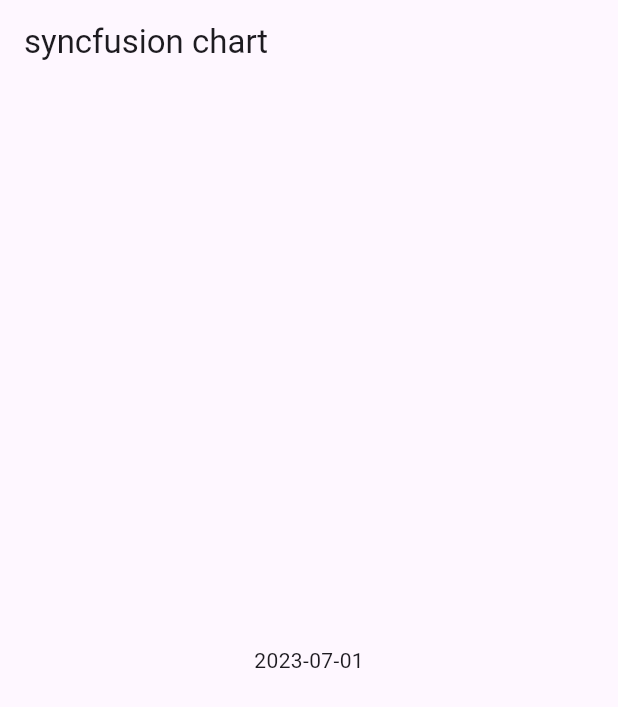
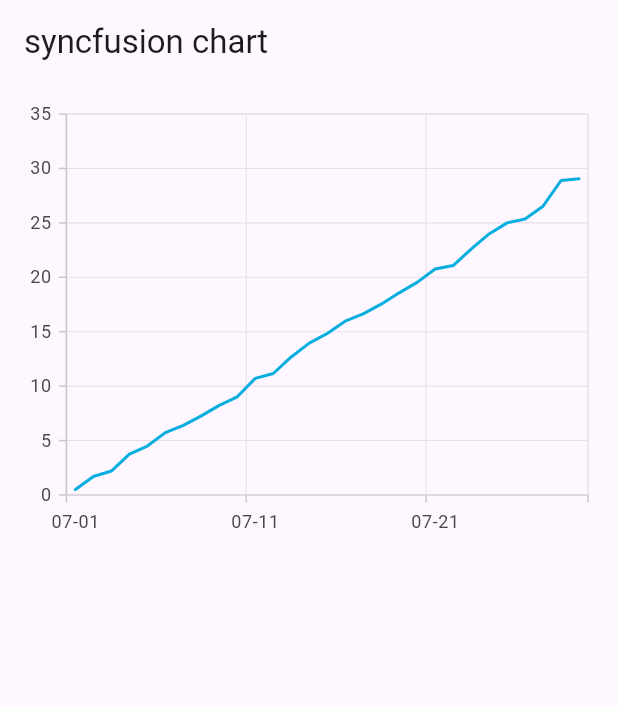
Before and after one commit to leekina/syncfusion_chart_test, a Flutter app: the screen it shows after launch, on a phone screen of 412 x 824 dp. Shown: the top 707 px of the screen. Run offline on Flutter 3.47's test engine with Material 2 defaults, Android fonts, the phone set to English and light mode, and no system bars; our stand-ins replace syncfusion_flutter_charts.

Commit message:
FEAT : 세팅

```diff
--- /dev/null
+++ b/lib/basic_chart.dart
@@ -0,0 +1,34 @@
+import 'package:flutter/material.dart';
+import 'package:syncfusion_flutter_charts/charts.dart';
+
+import 'dummy_data.dart';
+
+class BasicChart extends StatelessWidget {
+  BasicChart({
+    super.key,
+    required this.temp,
+  });
+  final List<DataJson> temp;
+
+  @override
+  Widget build(BuildContext context) {
+    return Column(
+      children: [
+        Container(
+          padding: EdgeInsets.all(10),
+          decoration: BoxDecoration(),
+          child: SfCartesianChart(
+            primaryXAxis: CategoryAxis(),
+            series: <ChartSeries<DataJson, String>>[
+              LineSeries<DataJson, String>(
+                dataSource: temp,
+                xValueMapper: (DataJson data, _) => data.date,
+                yValueMapper: (DataJson data, _) => data.value,
+              )
+            ],
+          ),
+        ),
+      ],
+    );
+  }
+}
--- a/lib/dummy_data.dart
+++ b/lib/dummy_data.dart
@@ -26,7 +26,7 @@ void createDummyData() {
 
 class DataJson {
   String date;
-  String value;
+  double value;
   DataJson({
     required this.date,
     required this.value,
@@ -57,43 +57,43 @@ class DataList {
 
 dynamic response = {
   "data": [
-    {"date": "2023-07-01", "value": "0.50"},
-    {"date": "2023-07-02", "value": "1.70"},
-    {"date": "2023-07-03", "value": "2.20"},
-    {"date": "2023-07-04", "value": "3.75"},
-    {"date": "2023-07-05", "value": "4.50"},
-    {"date": "2023-07-06", "value": "5.73"},
-    {"date": "2023-07-07", "value": "6.40"},
-    {"date": "2023-07-08", "value": "7.27"},
-    {"date": "2023-07-09", "value": "8.23"},
-    {"date": "2023-07-10", "value": "9.02"},
-    {"date": "2023-07-11", "value": "10.71"},
-    {"date": "2023-07-12", "value": "11.16"},
-    {"date": "2023-07-13", "value": "12.68"},
-    {"date": "2023-07-14", "value": "13.95"},
-    {"date": "2023-07-15", "value": "14.84"},
-    {"date": "2023-07-16", "value": "15.97"},
-    {"date": "2023-07-17", "value": "16.64"},
-    {"date": "2023-07-18", "value": "17.53"},
-    {"date": "2023-07-19", "value": "18.57"},
-    {"date": "2023-07-20", "value": "19.53"},
-    {"date": "2023-07-21", "value": "20.76"},
-    {"date": "2023-07-22", "value": "21.08"},
-    {"date": "2023-07-23", "value": "22.59"},
-    {"date": "2023-07-24", "value": "23.98"},
-    {"date": "2023-07-25", "value": "25.00"},
-    {"date": "2023-07-26", "value": "25.36"},
-    {"date": "2023-07-27", "value": "26.53"},
-    {"date": "2023-07-29", "value": "28.89"},
-    {"date": "2023-07-30", "value": "29.05"}
+    {"date": "07-01", "value": "0.50"},
+    {"date": "07-02", "value": "1.70"},
+    {"date": "07-03", "value": "2.20"},
+    {"date": "07-04", "value": "3.75"},
+    {"date": "07-05", "value": "4.50"},
+    {"date": "07-06", "value": "5.73"},
+    {"date": "07-07", "value": "6.40"},
+    {"date": "07-08", "value": "7.27"},
+    {"date": "07-09", "value": "8.23"},
+    {"date": "07-10", "value": "9.02"},
+    {"date": "07-11", "value": "10.71"},
+    {"date": "07-12", "value": "11.16"},
+    {"date": "07-13", "value": "12.68"},
+    {"date": "07-14", "value": "13.95"},
+    {"date": "07-15", "value": "14.84"},
+    {"date": "07-16", "value": "15.97"},
+    {"date": "07-17", "value": "16.64"},
+    {"date": "07-18", "value": "17.53"},
+    {"date": "07-19", "value": "18.57"},
+    {"date": "07-20", "value": "19.53"},
+    {"date": "07-21", "value": "20.76"},
+    {"date": "07-22", "value": "21.08"},
+    {"date": "07-23", "value": "22.59"},
+    {"date": "07-24", "value": "23.98"},
+    {"date": "07-25", "value": "25.00"},
+    {"date": "07-26", "value": "25.36"},
+    {"date": "07-27", "value": "26.53"},
+    {"date": "07-29", "value": "28.89"},
+    {"date": "07-30", "value": "29.05"}
   ]
 };
 
-Future<dynamic> getData() async {
+Future<List<DataJson>> getData() async {
   List<DataJson> temp = [];
-  await Future.delayed(const Duration(seconds: 1));
+  await Future.delayed(const Duration(milliseconds: 500));
   for (Map data in response['data']) {
-    temp.add(DataJson(date: data["date"], value: data["value"]));
+    temp.add(DataJson(date: data["date"], value: double.parse(data["value"])));
   }
   print(temp);
 
--- a/lib/main.dart
+++ b/lib/main.dart
@@ -1,5 +1,6 @@
 import 'package:flutter/material.dart';
 
+import 'basic_chart.dart';
 import 'dummy_data.dart';
 
 void main() {
@@ -33,16 +34,9 @@ class MyHomePage extends StatefulWidget {
 }
 
 class _MyHomePageState extends State<MyHomePage> {
-  DataList data = DataList(dummy: []);
-
-  void setData() async {
-    data.setData = await getData();
-  }
-
   @override
   void initState() {
     super.initState();
-    setData();
   }
 
   @override
@@ -51,24 +45,21 @@ class _MyHomePageState extends State<MyHomePage> {
       appBar: AppBar(
         title: Text("syncfusion chart"),
       ),
-      body: Center(
-        child: FutureBuilder(
+      body: FutureBuilder(
         future: getData(),
         builder: (context, snapshot) {
           if (!snapshot.hasData) {
-              return CircularProgressIndicator();
-            }
-            if (snapshot.hasData) {
-              return Text(data.dummy[0].date);
-            }
-            if (snapshot.hasError) {
+            return Center(child: CircularProgressIndicator());
+          } else if (snapshot.hasError) {
             return Text("error");
+          } else if (snapshot.hasData) {
+            List<DataJson> temp = snapshot.data!;
+            return BasicChart(temp: temp);
           } else {
             return Text("??");
           }
         },
       ),
-      ),
     );
   }
 }
```
Also changed, not shown: lib/pub_dev_example.dart (added, +88 -0 lines). Lines whose indentation alone changed are shown as unchanged.
